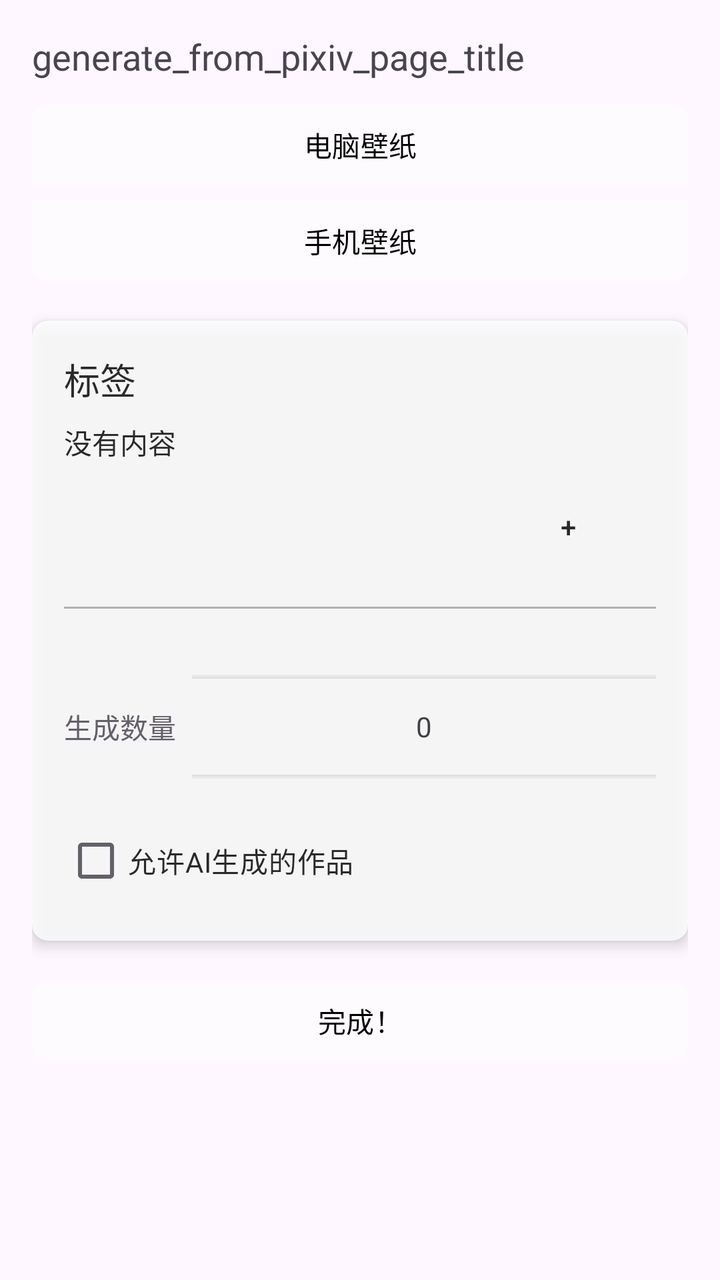
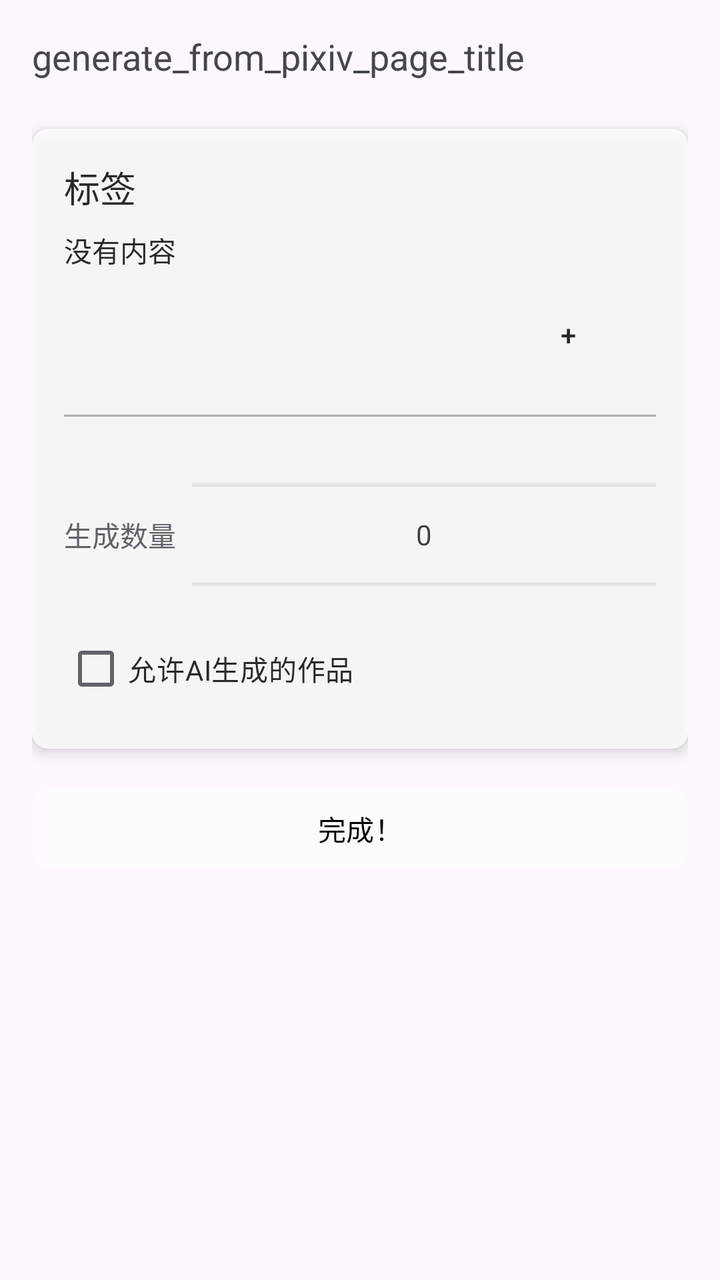

An Android layout rendered at two revisions. The XML below is the earlier revision; the diff shows what the commit changed to produce the second picture.
<!-- AndroidManifest.xml: application theme Theme.Wallpapergenerator -->
<!-- res/layout/generate_from_pixiv.xml -->
<ScrollView
        xmlns:android="http://schemas.android.com/apk/res/android"
        xmlns:app="http://schemas.android.com/apk/res-auto"
        android:layout_width="match_parent"
        android:layout_height="match_parent"
        android:padding="16dp">

    <LinearLayout
            android:layout_width="match_parent"
            android:layout_height="wrap_content"
            android:orientation="vertical">

        <TextView
                android:id="@+id/generate_from_pixiv_page_title"
                android:layout_width="wrap_content"
                android:layout_height="wrap_content"
                android:textSize="18sp"
                android:layout_marginBottom="8dp"
                android:text="generate_from_pixiv_page_title"/>

        <com.google.android.material.button.MaterialButtonToggleGroup
                android:id="@+id/toggle_group"
                android:layout_width="match_parent"
                android:layout_height="wrap_content"
                app:singleSelection="true"
                android:orientation="vertical"
                style="@style/RoundedCorner">

            <com.google.android.material.button.MaterialButton
                    android:id="@+id/generate_from_pixiv_wide_screen_mode"
                    android:layout_width="match_parent"
                    android:layout_height="wrap_content"
                    android:text="电脑壁纸"
                    android:textColor="@color/text_colors"
                    app:backgroundTint="@color/overlay_color"
                    android:layout_marginBottom="2dp"
                    style="@style/RoundedCorner"/>

            <com.google.android.material.button.MaterialButton
                    android:id="@+id/generate_from_pixiv_normal_screen_mode"
                    android:layout_width="match_parent"
                    android:layout_height="wrap_content"
                    android:text="手机壁纸"
                    android:textColor="@color/text_colors"
                    app:backgroundTint="@color/overlay_color"
                    android:layout_marginTop="2dp"
                    style="@style/RoundedCorner"/>

        </com.google.android.material.button.MaterialButtonToggleGroup>

        <androidx.cardview.widget.CardView
                android:layout_width="match_parent"
                android:layout_height="wrap_content"
                android:layout_marginTop="16dp"
                android:alpha="0.8"
                app:cardCornerRadius="8dp"
                app:cardElevation="4dp">

            <LinearLayout
                    android:layout_width="match_parent"
                    android:layout_height="wrap_content"
                    android:orientation="vertical"
                    android:padding="16dp">

                
                <TextView
                        android:layout_width="wrap_content"
                        android:layout_height="wrap_content"
                        android:text="标签"
                        android:textSize="18sp"
                        android:textColor="@color/text_colors"
                        android:layout_marginBottom="8dp"/>
                <TextView
                        android:id="@+id/pixiv_Tag_Text_View"
                        android:layout_width="wrap_content"
                        android:layout_height="wrap_content"
                        android:text="没有内容"
                        android:textSize="14sp"
                        android:textColor="@color/text_colors"
                        android:layout_marginBottom="8dp"/>

                <Button
                        android:id="@+id/add_tag_button"
                        android:layout_width="wrap_content"
                        android:layout_height="wrap_content"
                        android:text="+"
                        android:textColor="@color/text_colors"
                        android:layout_gravity="end"
                        style="@style/RoundedCorner"
                        app:backgroundTint="@color/overlay_color"/>

                
                <View
                        android:layout_width="match_parent"
                        android:layout_height="1dp"
                        android:background="@android:color/darker_gray"
                        android:layout_marginTop="16dp"
                        android:layout_marginBottom="16dp"/>

                
                <LinearLayout
                        android:layout_width="match_parent"
                        android:layout_height="wrap_content"
                        android:orientation="horizontal"
                        android:layout_marginTop="16dp">

                    <TextView
                            android:layout_width="wrap_content"
                            android:layout_height="wrap_content"
                            android:text="生成数量"
                            android:layout_gravity="center_vertical"
                            android:layout_marginEnd="8dp"/>

                    <NumberPicker
                            android:id="@+id/pixiv_input_number_picker"
                            android:layout_width="0dp"
                            android:layout_height="54dp"
                            android:layout_weight="1"
                            android:minHeight="48dp"/>
                </LinearLayout>

                <CheckBox
                        android:id="@+id/exclude_ai_checkbox"
                        android:layout_width="wrap_content"
                        android:layout_height="wrap_content"
                        android:text="允许AI生成的作品"
                        android:textColor="@color/text_colors"
                        android:layout_marginTop="16dp"/>

            </LinearLayout>
        </androidx.cardview.widget.CardView>

        <Button
                android:id="@+id/pixiv_generate_button"
                android:layout_width="match_parent"
                android:layout_height="wrap_content"
                android:layout_marginTop="16dp"
                android:text="完成！"
                android:textColor="@color/text_colors"
                android:layout_gravity="end"
                style="@style/RoundedCorner"
                app:backgroundTint="@color/overlay_color"/>

    </LinearLayout>
</ScrollView>
<!-- resources referenced by this layout -->
<resources>
  <color name="overlay_color">#80FFFFFF</color>
  <color name="text_colors">#000000</color>
  <style name="RoundedCorner">
          <item name="shapeAppearanceOverlay">@style/ShapeAppearanceOverlay.MaterialComponents.Rounded</item>
      </style>
  <style name="Theme.Wallpapergenerator" parent="Theme.Material3.DayNight.NoActionBar">
          
          <item name="colorPrimary">@color/light_purple_light_mode</item>
          <item name="colorOnPrimary">@color/light_purple_text_light_mode</item>
          
          <item name="colorSecondary">@color/light_green_light_mode</item>
          <item name="colorOnSecondary">@color/text_colors</item>
          
          <item name="android:statusBarColor">@android:color/transparent</item>
      </style>
  <style name="ShapeAppearanceOverlay.MaterialComponents.Rounded" parent="">
          <item name="cornerFamily">rounded</item>
          <item name="cornerSize">8dp</item>
      </style>
  <color name="light_purple_light_mode">#BB86FC</color>
  <color name="light_purple_text_light_mode">#000000</color>
  <color name="light_green_light_mode">#03DAC6</color>
</resources>

<!-- the commit's change to res/layout/generate_from_pixiv.xml (unified diff, before → after) -->
@@ -17,36 +17,6 @@
                 android:textSize="18sp"
                 android:layout_marginBottom="8dp"
                 android:text="generate_from_pixiv_page_title"/>
-
-        <com.google.android.material.button.MaterialButtonToggleGroup
-                android:id="@+id/toggle_group"
-                android:layout_width="match_parent"
-                android:layout_height="wrap_content"
-                app:singleSelection="true"
-                android:orientation="vertical"
-                style="@style/RoundedCorner">
-
-            <com.google.android.material.button.MaterialButton
-                    android:id="@+id/generate_from_pixiv_wide_screen_mode"
-                    android:layout_width="match_parent"
-                    android:layout_height="wrap_content"
-                    android:text="电脑壁纸"
-                    android:textColor="@color/text_colors"
-                    app:backgroundTint="@color/overlay_color"
-                    android:layout_marginBottom="2dp"
-                    style="@style/RoundedCorner"/>
-
-            <com.google.android.material.button.MaterialButton
-                    android:id="@+id/generate_from_pixiv_normal_screen_mode"
-                    android:layout_width="match_parent"
-                    android:layout_height="wrap_content"
-                    android:text="手机壁纸"
-                    android:textColor="@color/text_colors"
-                    app:backgroundTint="@color/overlay_color"
-                    android:layout_marginTop="2dp"
-                    style="@style/RoundedCorner"/>
-
-        </com.google.android.material.button.MaterialButtonToggleGroup>
 
         <androidx.cardview.widget.CardView
                 android:layout_width="match_parent"
